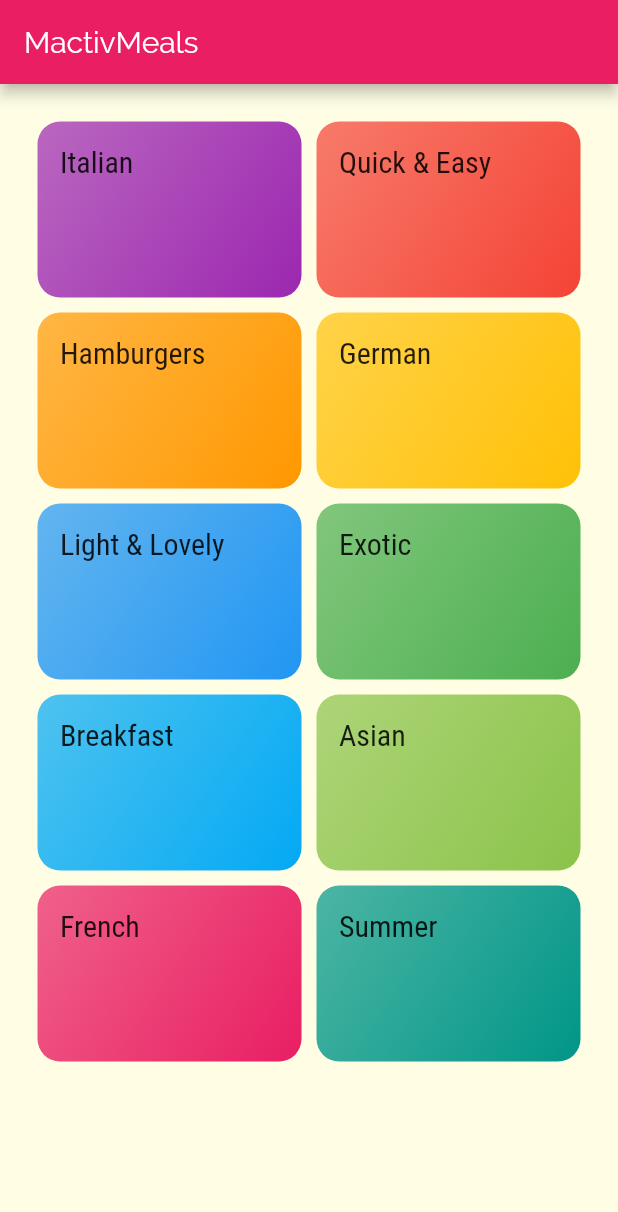
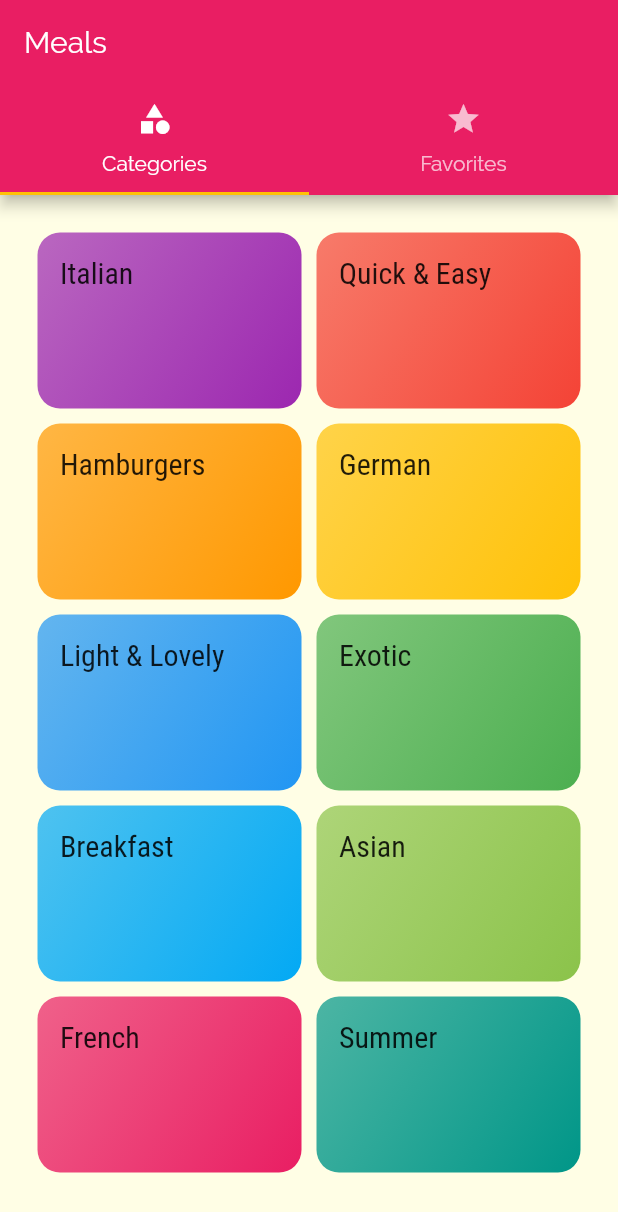
Before and after one commit to dhiyaaulauliyaa/flutter_meals_app, a Flutter app: the screen it shows after launch, on a phone screen of 412 x 824 dp. Shown: the top 1212 px of the screen. Run offline on Flutter 3.47's test engine with Material 2 defaults, Android fonts, the phone set to English and light mode, and no system bars.

Commit message:
add tab bar

```diff
--- a/lib/main.dart
+++ b/lib/main.dart
@@ -1,6 +1,7 @@
 import 'package:flutter/material.dart';
 
-import './screens/categories_screen.dart';
+import './screens/tabs_screen.dart';
+//import './screens/categories_screen.dart';
 import './screens/category_meals_screen.dart';
 import './screens/meal_detail_screen.dart';
 
@@ -31,8 +32,7 @@ class MyApp extends StatelessWidget {
           ),
         ),
       ),
-//      home: MyHomePage(title: 'MactivMeals'),
-      home: CategoriesScreen(),
+      home: TabsScreen(),
       routes: {
         CategoryMealsScreen.routeName : (ctx) => CategoryMealsScreen(),
         MealDetailScreen.routeName : (ctx) => MealDetailScreen(),
--- a/lib/screens/categories_screen.dart
+++ b/lib/screens/categories_screen.dart
@@ -6,11 +6,7 @@ import '../widgets/category_item.dart';
 class CategoriesScreen extends StatelessWidget {
   @override
   Widget build(BuildContext context) {
-    return Scaffold(
-      appBar: AppBar(
-        title: const Text('MactivMeals'),
-      ),
-      body: GridView(
+    return GridView(
       padding: EdgeInsets.all(25),
       gridDelegate: SliverGridDelegateWithMaxCrossAxisExtent(
         maxCrossAxisExtent: 200,
@@ -29,7 +25,6 @@ class CategoriesScreen extends StatelessWidget {
         )
             .toList(),
       ],
-      ),
     );
   }
 }
--- /dev/null
+++ b/lib/screens/favorites_screen.dart
@@ -0,0 +1,10 @@
+import 'package:flutter/material.dart';
+
+class FavoritesScreen extends StatelessWidget {
+  @override
+  Widget build(BuildContext context) {
+    return Center(
+      child: Text('The Favorites'),
+    );
+  }
+}
--- /dev/null
+++ b/lib/screens/tabs_screen.dart
@@ -0,0 +1,46 @@
+import 'package:flutter/material.dart';
+
+import './categories_screen.dart';
+import './favorites_screen.dart';
+
+class TabsScreen extends StatefulWidget {
+  @override
+  _TabsScreenState createState() => _TabsScreenState();
+}
+
+class _TabsScreenState extends State<TabsScreen> {
+  @override
+  Widget build(BuildContext context) {
+    return DefaultTabController(
+      length: 2,
+      // initialIndex: 0,
+      child: Scaffold(
+        appBar: AppBar(
+          title: Text('Meals'),
+          bottom: TabBar(
+            tabs: <Widget>[
+              Tab(
+                icon: Icon(
+                  Icons.category,
+                ),
+                text: 'Categories',
+              ),
+              Tab(
+                icon: Icon(
+                  Icons.star,
+                ),
+                text: 'Favorites',
+              ),
+            ],
+          ),
+        ),
+        body: TabBarView(
+          children: <Widget>[
+            CategoriesScreen(),
+            FavoritesScreen(),
+          ],
+        ),
+      ),
+    );
+  }
+}
```
Lines whose indentation alone changed are shown as unchanged.
